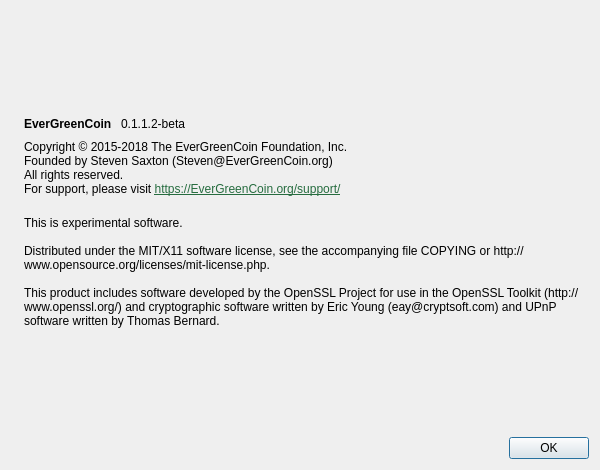
The window that src/qt/forms/aboutdialog.ui (EverGreenCoinDev/EverGreenCoin) describes before a commit, drawn with Qt 5.
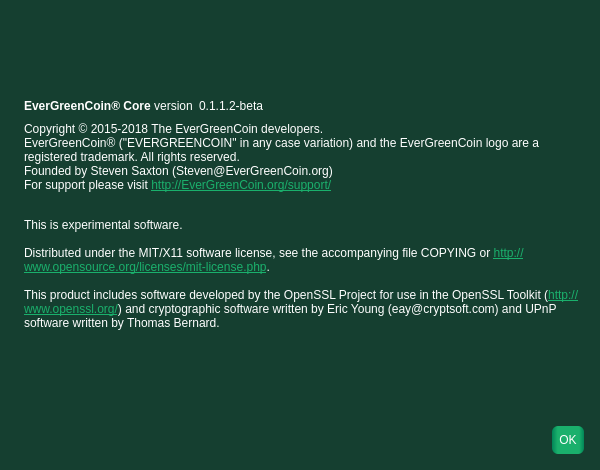
The same window after the commit. Icons and pictures are not drawn.

```diff
--- a/src/qt/forms/aboutdialog.ui
+++ b/src/qt/forms/aboutdialog.ui
@@ -11,7 +11,13 @@
    </rect>
   </property>
   <property name="windowTitle">
-   <string>About EverGreenCoin</string>
+   <string>About EverGreenCoin® Core</string>
+  </property>
+  <property name="windowOpacity">
+   <double>1.000000000000000</double>
+  </property>
+  <property name="styleSheet">
+   <string notr="true">background-color: #153f30</string>
   </property>
   <layout class="QHBoxLayout" name="horizontalLayout_2">
    <item>
@@ -49,8 +55,11 @@
          <property name="cursor">
           <cursorShape>IBeamCursor</cursorShape>
          </property>
+         <property name="styleSheet">
+          <string notr="true">color: white;</string>
+         </property>
          <property name="text">
-          <string>&lt;b&gt;EverGreenCoin&lt;/b&gt; </string>
+          <string>&lt;b&gt;EverGreenCoin® Core&lt;/b&gt; version</string>
          </property>
          <property name="textInteractionFlags">
           <set>Qt::LinksAccessibleByMouse|Qt::TextSelectableByKeyboard|Qt::TextSelectableByMouse</set>
@@ -62,6 +71,9 @@
          <property name="cursor">
           <cursorShape>IBeamCursor</cursorShape>
          </property>
+         <property name="styleSheet">
+          <string notr="true">color: white;</string>
+         </property>
          <property name="text">
           <string notr="true">0.1.1.2-beta</string>
          </property>
@@ -90,8 +102,14 @@
        <property name="cursor">
         <cursorShape>IBeamCursor</cursorShape>
        </property>
+       <property name="mouseTracking">
+        <bool>true</bool>
+       </property>
+       <property name="styleSheet">
+        <string notr="true">color: white;</string>
+       </property>
        <property name="text">
-        <string>&lt;html&gt;&lt;head/&gt;&lt;body&gt;&lt;p&gt;Copyright © 2015-2018 The EverGreenCoin Foundation, Inc.&lt;br/&gt;Founded by Steven Saxton (Steven@EverGreenCoin.org)&lt;br/&gt;All rights reserved.&lt;br/&gt;For support, please visit &lt;a href=&quot;https://EverGreenCoin.org/support/&quot;&gt;&lt;span style=&quot; text-decoration: underline; color:#266c3f;&quot;&gt;https://EverGreenCoin.org/support/&lt;/span&gt;&lt;/a&gt;&lt;/p&gt;&lt;/body&gt;&lt;/html&gt;</string>
+        <string>&lt;html&gt;&lt;head/&gt;&lt;body&gt;&lt;p&gt;Copyright © 2015-2018 The EverGreenCoin developers.&lt;br/&gt;EverGreenCoin® (&amp;quot;EVERGREENCOIN&amp;quot; in any case variation) and the EverGreenCoin logo are a registered trademark. All rights reserved.&lt;br/&gt;Founded by Steven Saxton (Steven@EverGreenCoin.org)&lt;br/&gt;For support please visit &lt;a href=&quot;http://EverGreenCoin.org/support/&quot;&gt;&lt;span style=&quot; text-decoration: underline; color:#1ab06c;&quot;&gt;http://EverGreenCoin.org/support/&lt;/span&gt;&lt;/a&gt;&lt;/p&gt;&lt;p&gt;&lt;br/&gt;This is experimental software.&lt;br/&gt;&lt;br/&gt;Distributed under the MIT/X11 software license, see the accompanying file COPYING or &lt;a href=&quot;http://www.opensource.org/licenses/mit-license.php&quot;&gt;&lt;span style=&quot; text-decoration: underline; color:#1ab06c;&quot;&gt;http://www.opensource.org/licenses/mit-license.php&lt;/span&gt;&lt;/a&gt;.&lt;br/&gt;&lt;br/&gt;This product includes software developed by the OpenSSL Project for use in the OpenSSL Toolkit (&lt;a href=&quot;http://www.openssl.org/&quot;&gt;&lt;span style=&quot; text-decoration: underline; color:#1ab06c;&quot;&gt;http://www.openssl.org/&lt;/span&gt;&lt;/a&gt;) and cryptographic software written by Eric Young (eay@cryptsoft.com) and UPnP software written by Thomas Bernard.&lt;/p&gt;&lt;/body&gt;&lt;/html&gt;</string>
        </property>
        <property name="textFormat">
         <enum>Qt::RichText</enum>
@@ -107,27 +125,6 @@
        </property>
       </widget>
      </item>
-     <item>
-      <widget class="QLabel" name="label_2">
-       <property name="cursor">
-        <cursorShape>IBeamCursor</cursorShape>
-       </property>
-       <property name="text">
-        <string>
-This is experimental software.
-
-Distributed under the MIT/X11 software license, see the accompanying file COPYING or http://www.opensource.org/licenses/mit-license.php.
-
-This product includes software developed by the OpenSSL Project for use in the OpenSSL Toolkit (http://www.openssl.org/) and cryptographic software written by Eric Young (eay@cryptsoft.com) and UPnP software written by Thomas Bernard.</string>
-       </property>
-       <property name="wordWrap">
-        <bool>true</bool>
-       </property>
-       <property name="textInteractionFlags">
-        <set>Qt::LinksAccessibleByMouse|Qt::TextSelectableByKeyboard|Qt::TextSelectableByMouse</set>
-       </property>
-      </widget>
-     </item>
      <item>
       <spacer name="verticalSpacer">
        <property name="orientation">
@@ -143,6 +140,13 @@
      </item>
      <item>
       <widget class="QDialogButtonBox" name="buttonBox">
+       <property name="styleSheet">
+        <string notr="true">        border-radius: 6px;
+        background: QLinearGradient(x1: 0, y1: 0, x2: 1, y2: 0, stop: 0 #018457, stop: 0.18 #1ab06c, stop: 0.85 #1ab06c, stop: 1 #018457);
+        color: #ffffff;
+        padding: 7px;
+        margin: 5px;</string>
+       </property>
        <property name="orientation">
         <enum>Qt::Horizontal</enum>
        </property>
```
